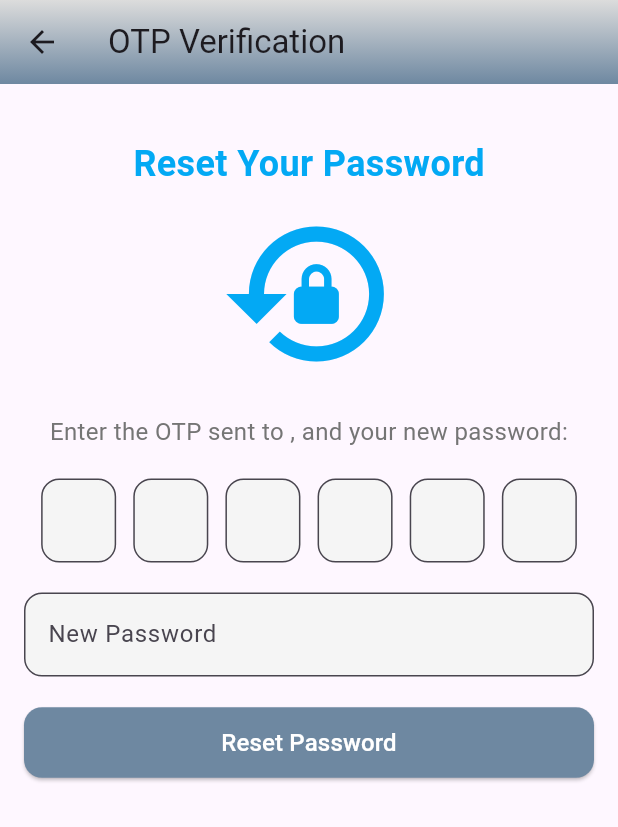
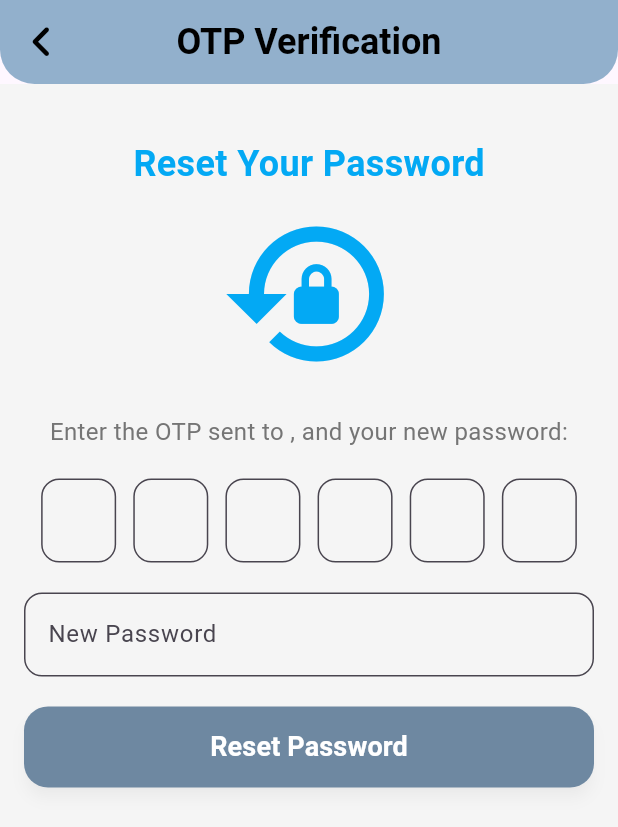
Before and after one commit to JohnLloydDev/AJ-Autofix-App, a Flutter app: the ResetPasswordScreen screen opened directly with empty values, on a phone screen of 412 x 824 dp. Shown: the top 827 px of the screen. Run offline on Flutter 3.47's test engine with Material 3 defaults, Android fonts, the phone set to English and light mode, and no system bars; our stand-ins replace bloc, equatable, flutter_bloc, flutter_rating_bar, flutter_secure_storage, flutter_spinkit and 10 more; missing offline and left inert: onesignal_flutter; accounts and stored records are empty; network calls fail.

Commit message:
change the ui in rqst otp and reset password

```diff
--- a/lib/screens/login_screen.dart
+++ b/lib/screens/login_screen.dart
@@ -87,6 +87,7 @@ class _LoginScreenState extends State<LoginScreen> {
                         width: screenWidth * 0.9,
                         child: SingleChildScrollView(
                           child: Card(
+                            color: Colors.grey[100],
                             shape: RoundedRectangleBorder(
                               borderRadius: BorderRadius.circular(12),
                             ),
--- a/lib/screens/registration_screen.dart
+++ b/lib/screens/registration_screen.dart
@@ -95,6 +95,7 @@ class _RegistrationScreenState extends State<RegistrationScreen> {
   Widget _buildCardView(BuildContext context) {
     return Center(
       child: Card(
+        color: Colors.grey[100],
         elevation: 8,
         shape: RoundedRectangleBorder(
           borderRadius: BorderRadius.circular(12),
--- a/lib/screens/reset_password_screen.dart
+++ b/lib/screens/reset_password_screen.dart
@@ -5,6 +5,7 @@ import 'package:aj_autofix/screens/login_screen.dart';
 import 'package:aj_autofix/utils/constants.dart';
 import 'package:flutter/material.dart';
 import 'package:flutter_bloc/flutter_bloc.dart';
+import 'package:font_awesome_flutter/font_awesome_flutter.dart';
 
 class ResetPasswordScreen extends StatefulWidget {
   final String email;
@@ -24,12 +25,30 @@ class ResetPasswordScreenState extends State<ResetPasswordScreen> {
   @override
   Widget build(BuildContext context) {
     return Scaffold(
+      backgroundColor: Colors.grey[100],
       appBar: AppBar(
         flexibleSpace: Container(
-          decoration: kAppBarGradient,
+          decoration: kAppBar,
         ),
-        title: const Text('OTP Verification'),
-
+        title: const Text(
+          'OTP Verification',
+          style: TextStyle(
+            color: Colors.black,
+            fontSize: 24,
+            fontWeight: FontWeight.bold,
+          ),
+        ),
+        centerTitle: true,
+        leading: IconButton(
+          icon: const FaIcon(
+            FontAwesomeIcons.angleLeft,
+            color: Colors.black,
+            size: 25,
+          ),
+          onPressed: () {
+            Navigator.pop(context);
+          },
+        ),
       ),
       body: Padding(
         padding: const EdgeInsets.all(16.0),
@@ -158,11 +177,21 @@ class ResetPasswordScreenState extends State<ResetPasswordScreen> {
         },
         style: ElevatedButton.styleFrom(
           backgroundColor: kMainColor,
-          padding: const EdgeInsets.symmetric(vertical: 12.0),
-          shape: kButtonShape,
+          padding: const EdgeInsets.symmetric(vertical: 14.0),
+          shape: RoundedRectangleBorder(
+            borderRadius: BorderRadius.circular(16.0), // Softer corners
+          ),
+          elevation: 4, // Soft shadow for iPhone-like depth effect
+          shadowColor: Colors.black.withOpacity(0.2), // Subtle shadow color
         ),
-        child: const Text('Reset Password',
-            style: TextStyle(fontSize: 16.0, color: Colors.white)),
+        child: const Text(
+          'Reset Password',
+          style: TextStyle(
+            fontSize: 18.0,
+            color: Colors.white,
+            fontWeight: FontWeight.bold, // Slightly bolder text
+          ),
+        ),
       ),
     );
   }
```
Also changed, not shown: lib/screens/request_otp_screen.dart (+16 -10 lines).
